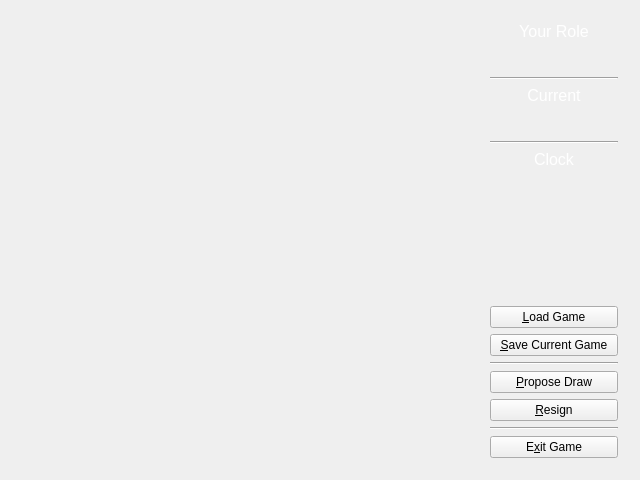
This is frmmain.ui in dkz051/chess as Qt 5 draws it before an edit. The edited form follows.
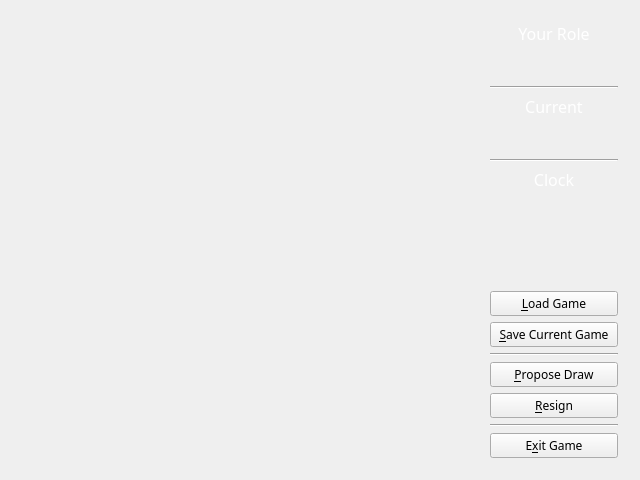
This is the edited form.

Diff of the .ui file:
```diff
--- a/frmmain.ui
+++ b/frmmain.ui
@@ -18,7 +18,7 @@
   </property>
   <property name="font">
    <font>
-    <family>Segoe UI</family>
+    <family>San Francisco,Segoe UI,Ubuntu,sans</family>
    </font>
   </property>
   <property name="windowTitle">
@@ -28,7 +28,37 @@
    <bool>true</bool>
   </property>
   <property name="styleSheet">
-   <string notr="true"/>
+   <string notr="true">font-family: 'San Francisco', 'Segoe UI', 'Ubuntu', sans;
+
+QPushButton {
+	color: green;
+	background-color: rgb(223, 223, 223);
+	border-style: outset;
+	border-width: 0.5px;
+	border-color: rgb(10, 45, 110);
+	border-radius: 10px;
+	padding: 4px;
+}
+
+QPushButton:pressed {
+	background-color: rgb(40, 85, 20);
+	border-style: inset;
+	padding-left: 5px;
+	padding-top: 5px;
+}
+
+QPushButton:flat {
+	border: 2pt solid red;
+}
+
+QPushButton:hover {
+	color: #0000ff;
+	background-color: rgb(210, 205, 205);
+	border-style: inset;
+	padding-left: 6px;
+	padding-top: 6px;
+}
+</string>
   </property>
   <property name="locale">
    <locale language="English" country="UnitedStates"/>
@@ -61,7 +91,7 @@
       </property>
       <property name="font">
        <font>
-        <family>Segoe UI</family>
+        <family>San Francisco,Segoe UI,Ubuntu,sans</family>
         <pointsize>9</pointsize>
        </font>
       </property>
@@ -77,10 +107,13 @@
         <widget class="QPushButton" name="btnLoad">
          <property name="font">
           <font>
-           <family>Segoe UI</family>
+           <family>San Francisco,Segoe UI,Ubuntu,sans</family>
            <pointsize>9</pointsize>
           </font>
          </property>
+         <property name="styleSheet">
+          <string notr="true"/>
+         </property>
          <property name="text">
           <string>&amp;Load Game</string>
          </property>
@@ -90,7 +123,7 @@
         <spacer name="verticalSpacer">
          <property name="font">
           <font>
-           <family>Segoe UI</family>
+           <family>San Francisco,Segoe UI,Ubuntu,sans</family>
            <pointsize>9</pointsize>
           </font>
          </property>
@@ -551,7 +584,7 @@
          </property>
          <property name="font">
           <font>
-           <family>Segoe UI</family>
+           <family>San Francisco,Segoe UI,Ubuntu,sans</family>
            <pointsize>12</pointsize>
           </font>
          </property>
@@ -570,7 +603,7 @@
         <widget class="Line" name="line_2">
          <property name="font">
           <font>
-           <family>Segoe UI</family>
+           <family>San Francisco,Segoe UI,Ubuntu,sans</family>
            <pointsize>9</pointsize>
           </font>
          </property>
@@ -1031,7 +1064,7 @@
          </property>
          <property name="font">
           <font>
-           <family>Segoe UI</family>
+           <family>San Francisco,Segoe UI,Ubuntu,sans</family>
            <pointsize>16</pointsize>
            <stylestrategy>PreferDefault</stylestrategy>
            <kerning>true</kerning>
@@ -1052,10 +1085,13 @@
         <widget class="QPushButton" name="btnExit">
          <property name="font">
           <font>
-           <family>Segoe UI</family>
+           <family>San Francisco,Segoe UI,Ubuntu,sans</family>
            <pointsize>9</pointsize>
           </font>
          </property>
+         <property name="styleSheet">
+          <string notr="true"/>
+         </property>
          <property name="text">
           <string>E&amp;xit Game</string>
          </property>
@@ -1507,7 +1543,7 @@
          </property>
          <property name="font">
           <font>
-           <family>Segoe UI</family>
+           <family>San Francisco,Segoe UI,Ubuntu,sans</family>
            <pointsize>12</pointsize>
           </font>
          </property>
@@ -1526,10 +1562,13 @@
         <widget class="QPushButton" name="btnProposeDraw">
          <property name="font">
           <font>
-           <family>Segoe UI</family>
+           <family>San Francisco,Segoe UI,Ubuntu,sans</family>
            <pointsize>9</pointsize>
           </font>
          </property>
+         <property name="styleSheet">
+          <string notr="true"/>
+         </property>
          <property name="text">
           <string>&amp;Propose Draw</string>
          </property>
@@ -1981,7 +2020,7 @@
          </property>
          <property name="font">
           <font>
-           <family>Segoe UI</family>
+           <family>San Francisco,Segoe UI,Ubuntu,sans</family>
            <pointsize>12</pointsize>
           </font>
          </property>
@@ -2000,10 +2039,13 @@
         <widget class="QPushButton" name="btnResign">
          <property name="font">
           <font>
-           <family>Segoe UI</family>
+           <family>San Francisco,Segoe UI,Ubuntu,sans</family>
            <pointsize>9</pointsize>
           </font>
          </property>
+         <property name="styleSheet">
+          <string notr="true"/>
+         </property>
          <property name="text">
           <string>&amp;Resign</string>
          </property>
@@ -2013,10 +2055,13 @@
         <widget class="QPushButton" name="btnSave">
          <property name="font">
           <font>
-           <family>Segoe UI</family>
+           <family>San Francisco,Segoe UI,Ubuntu,sans</family>
            <pointsize>9</pointsize>
           </font>
          </property>
+         <property name="styleSheet">
+          <string notr="true"/>
+         </property>
          <property name="text">
           <string>&amp;Save Current Game</string>
          </property>
@@ -2026,7 +2071,7 @@
         <widget class="Line" name="line">
          <property name="font">
           <font>
-           <family>Segoe UI</family>
+           <family>San Francisco,Segoe UI,Ubuntu,sans</family>
            <pointsize>9</pointsize>
           </font>
          </property>
@@ -2481,7 +2526,7 @@
          </property>
          <property name="font">
           <font>
-           <family>Segoe UI</family>
+           <family>San Francisco,Segoe UI,Ubuntu,sans</family>
            <pointsize>16</pointsize>
           </font>
          </property>
@@ -2500,7 +2545,7 @@
         <widget class="Line" name="line_3">
          <property name="font">
           <font>
-           <family>Segoe UI</family>
+           <family>San Francisco,Segoe UI,Ubuntu,sans</family>
            <pointsize>9</pointsize>
           </font>
          </property>
@@ -2955,7 +3000,7 @@
          </property>
          <property name="font">
           <font>
-           <family>Segoe UI</family>
+           <family>San Francisco,Segoe UI,Ubuntu,sans</family>
            <pointsize>16</pointsize>
           </font>
          </property>
```
Left out of the diff: 2 changed lines with no effect on the pictures.
